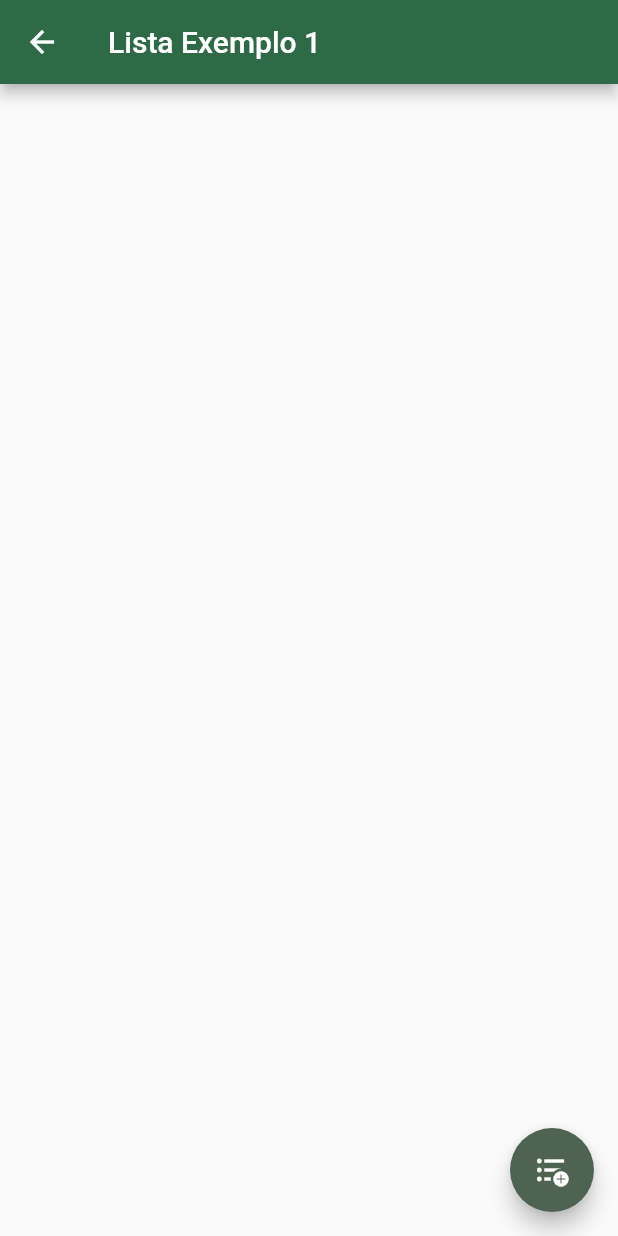
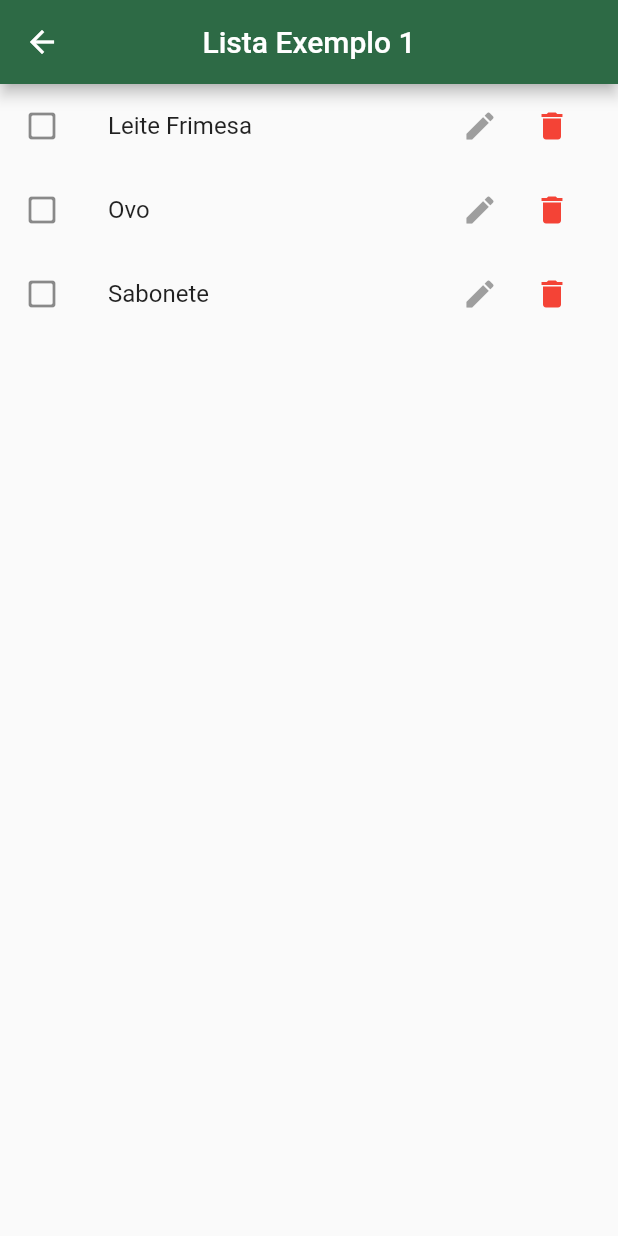
Before and after one commit to predo72/AppMenorPreco, a Flutter app: the screen it shows after launch, after a tap on "Lista Exemplo 1", on a phone screen of 412 x 824 dp. Run offline on Flutter 3.47's test engine with Material 3 defaults, Android fonts, the light colour scheme and no system bars; drawn by our look-alikes of flutter_speed_dial.

Commit message:
criada listagem dos produtos

```diff
--- a/menorpreco/lib/components/item_tile.dart
+++ b/menorpreco/lib/components/item_tile.dart
@@ -0,0 +1,32 @@
+import 'package:flutter/material.dart';
+import 'package:menorpreco/models/item.dart';
+
+class ItemTile extends StatelessWidget {
+  final Item item;
+  const ItemTile(this.item, {super.key});
+
+  @override
+  Widget build(BuildContext context) {
+    return ListTile(
+      leading: Icon(Icons.check_box_outline_blank_rounded),
+      title: Text(item.nome),
+      trailing: Container(
+        width: 100,
+        child: Row(
+          children: <Widget>[
+            IconButton(
+              icon: Icon(Icons.edit),
+              color: Colors.grey,
+              onPressed: () {},
+            ),
+            IconButton(
+              icon: Icon(Icons.delete),
+              color: Colors.red,
+              onPressed: () => {},
+            ),
+          ],
+        ),
+      ),
+    );
+  }
+}
--- a/menorpreco/lib/data/dummy_itens.dart
+++ b/menorpreco/lib/data/dummy_itens.dart
@@ -1,6 +1,6 @@
 import 'package:menorpreco/models/item.dart';
 
-const DUMMY_LISTAS = {
+const DUMMY_ITENS = {
   '1': Item(
     idLista: '1',
     id: '1',
--- a/menorpreco/lib/main.dart
+++ b/menorpreco/lib/main.dart
@@ -1,8 +1,9 @@
 import 'package:flutter/material.dart';
+import 'package:menorpreco/provider/itens.dart';
 import 'package:menorpreco/provider/listas.dart';
 import 'package:menorpreco/routes/app_routes.dart';
+import 'package:menorpreco/views/itens_list.dart';
 import 'package:menorpreco/views/lista_form.dart';
-import 'package:menorpreco/views/itens_list.dart';
 import 'package:menorpreco/views/lista_list.dart';
 import 'package:provider/provider.dart';
 
@@ -13,8 +14,13 @@ void main() {
 class MyApp extends StatelessWidget {
   @override
   Widget build(BuildContext context) {
-    return ChangeNotifierProvider(
-      create: (ctx) => ListasNotifier(),
+    return MultiProvider(
+      providers: [
+        ChangeNotifierProvider(
+          create: (ctx) => ListasNotifier(),
+        ),
+        ChangeNotifierProvider(create: (ctx) => ItensNotifier(),)
+      ],
       child: MaterialApp(
         theme: ThemeData(
           useMaterial3: false,
@@ -25,7 +31,7 @@ class MyApp extends StatelessWidget {
         routes: {
           AppRoutes.HOME: (_) => ListaList(),
           AppRoutes.LISTA_FORM: (_) => ListaForm(),
-          AppRoutes.LISTA_ITENS: (_) => ListaItens(),
+          AppRoutes.LISTA_ITENS: (_) => ItemList(),
         },
       ),
     );
--- /dev/null
+++ b/menorpreco/lib/provider/itens.dart
@@ -0,0 +1,33 @@
+import 'package:flutter/material.dart';
+import 'package:menorpreco/data/dummy_itens.dart';
+import 'package:menorpreco/models/item.dart';
+
+class ItensNotifier with ChangeNotifier {
+  final Map<String, Item> _itens = {...DUMMY_ITENS};
+
+  List<Item> get all {
+    return [..._itens.values];
+  }
+
+  int get count {
+    return _itens.length;
+  }
+
+  Item byIndex(int i) {
+    return _itens.values.elementAt(i);
+  }
+
+  void put(Item item) {
+    if (_itens.containsKey(item.id)) {
+      _itens.update(item.id, (_) => item);
+    } else {
+      _itens.putIfAbsent(item.id, () => item);
+    }
+    notifyListeners();
+  }
+
+  void remove(String id) {
+    _itens.remove(id);
+    notifyListeners();
+  }
+}
--- a/menorpreco/lib/routes/app_routes.dart
+++ b/menorpreco/lib/routes/app_routes.dart
@@ -1,6 +1,6 @@
 class AppRoutes {
   static const HOME = '/';
   static const LISTA_FORM = '/lista-form';
-  static const LISTA_ITENS = '/lista-itens';
+  static const LISTA_ITENS = '/lista-item-list';
 
 }
--- a/menorpreco/lib/views/itens_list.dart
+++ b/menorpreco/lib/views/itens_list.dart
@@ -1,45 +1,23 @@
 import 'package:flutter/material.dart';
-import 'package:flutter_speed_dial/flutter_speed_dial.dart';
-import 'package:menorpreco/constants/status_finalizada.dart';
+import 'package:menorpreco/components/item_tile.dart';
 import 'package:menorpreco/models/lista.dart';
-import 'package:menorpreco/provider/listas.dart';
+import 'package:menorpreco/provider/itens.dart';
 import 'package:provider/provider.dart';
 
-class ListaItens extends StatefulWidget {
-  const ListaItens({super.key});
+class ItemList extends StatefulWidget {
+  const ItemList({super.key});
 
   @override
-  State<ListaItens> createState() => _ListaItensState();
+  State<ItemList> createState() => _ItemListState();
 }
 
-class _ListaItensState extends State<ListaItens> {
-  final _form = GlobalKey<FormState>();
-  final Map<String, dynamic> _formData = {};
-  ValueNotifier<bool> isDialOpen = ValueNotifier(false);
+class _ItemListState extends State<ItemList> {
+  final Map<String, dynamic> _formDataLista = {};
 
   void _loadFormData(Lista lista) {
-    _formData['id'] = lista.id;
-    _formData['nome'] = lista.nome;
-    _formData['finalizada'] = lista.finalizada;
-  }
-
-  void finalizarLista() {
-      _form.currentState?.save();
-    Provider.of<ListasNotifier>(
-        context,
-        listen: false,
-      ).put(
-        Lista(
-          id: _formData['id'],
-          nome: _formData['nome'],
-          finalizada: ConstantsLista.FINALIZADA,
-        ),
-      );
-      Navigator.of(context).pop();
-  }
-
-  void adicionarItem() {
-
+    _formDataLista['id'] = lista.id;
+    _formDataLista['nome'] = lista.nome;
+    _formDataLista['finalizada'] = lista.finalizada;
   }
 
   @override
@@ -52,30 +30,16 @@ class _ListaItensState extends State<ListaItens> {
 
   @override
   Widget build(BuildContext context) {
+    final ItensNotifier itemProvider = Provider.of(context);
+
     return Scaffold(
       appBar: AppBar(
-        title: Text(_formData['nome']),
+        title: Text(_formDataLista['nome']),
+        centerTitle: true,
       ),
-      floatingActionButton: SpeedDial(
-        icon: Icons.format_list_bulleted_add,
-        openCloseDial: isDialOpen,
-        onPress: () => isDialOpen.value = !isDialOpen.value,
-        children: [
-          SpeedDialChild(
-              child: Icon(Icons.add),
-              backgroundColor: Colors.lightGreen,
-              foregroundColor: Colors.white,
-              label: 'Adicionar Item',
-              onTap: () => adicionarItem,
-            ),
-            SpeedDialChild(
-              child: Icon(Icons.check),
-              backgroundColor: Colors.deepOrangeAccent,
-              foregroundColor: Colors.white,
-              label: 'Finalizar Lista',
-              onTap: () => finalizarLista,
-            ),
-        ],
+      body: ListView.builder(
+        itemCount: itemProvider.count,
+        itemBuilder: (ctx, i) => ItemTile(itemProvider.byIndex(i)),
       ),
     );
   }
```
